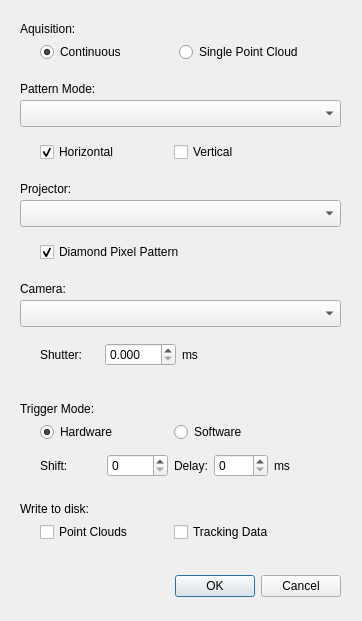
Above: src/SLPreferenceDialog.ui from jakobwilm/slstudio before the change. Below: the same form after it.
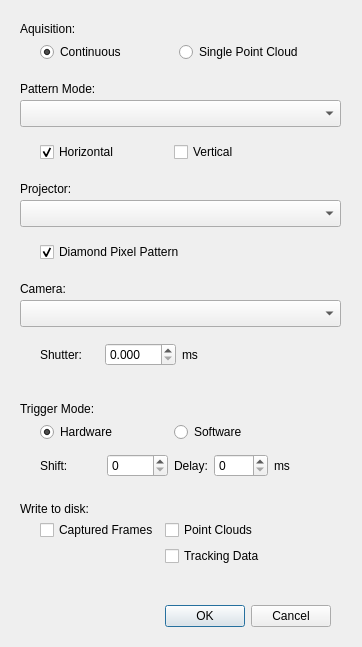
That is the form after the change.

Patch:
```diff
--- a/src/SLPreferenceDialog.ui
+++ b/src/SLPreferenceDialog.ui
@@ -7,7 +7,7 @@
     <x>0</x>
     <y>0</y>
     <width>362</width>
-    <height>621</height>
+    <height>647</height>
    </rect>
   </property>
   <property name="sizePolicy">
@@ -22,8 +22,8 @@
   <widget class="QDialogButtonBox" name="buttonBox">
    <property name="geometry">
     <rect>
-     <x>80</x>
-     <y>570</y>
+     <x>70</x>
+     <y>600</y>
      <width>261</width>
      <height>32</height>
     </rect>
@@ -261,19 +261,26 @@
     <rect>
      <x>40</x>
      <y>520</y>
-     <width>261</width>
-     <height>24</height>
+     <width>286</width>
+     <height>52</height>
     </rect>
    </property>
-   <layout class="QHBoxLayout" name="writeToDiskLayout">
-    <item>
+   <layout class="QFormLayout" name="formLayout">
+    <item row="0" column="0">
+     <widget class="QCheckBox" name="framesCheckBox">
+      <property name="text">
+       <string>Captured Frames</string>
+      </property>
+     </widget>
+    </item>
+    <item row="0" column="1">
      <widget class="QCheckBox" name="pointCloudsCheckBox">
       <property name="text">
        <string>Point Clouds</string>
       </property>
      </widget>
     </item>
-    <item>
+    <item row="1" column="1">
      <widget class="QCheckBox" name="trackingCheckBox">
       <property name="text">
        <string>Tracking Data</string>
```
